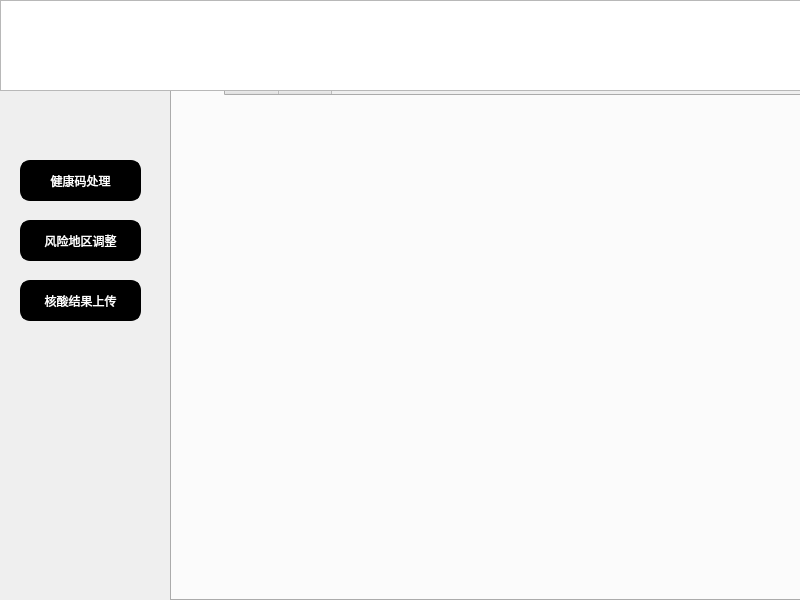
The window that manager.ui (sukiiiKotori/pymysql) describes before a commit, drawn with Qt 5.
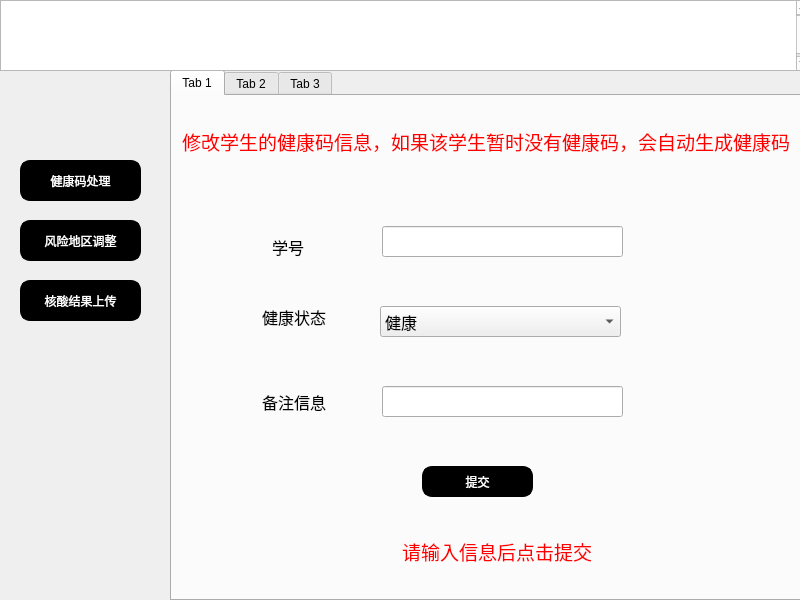
The same window after the commit.

What changed in the file:
```diff
--- a/manager.ui
+++ b/manager.ui
@@ -29,6 +29,203 @@
     <attribute name="title">
      <string>Tab 1</string>
     </attribute>
+    <widget class="QLabel" name="label_8">
+     <property name="geometry">
+      <rect>
+       <x>10</x>
+       <y>10</y>
+       <width>611</width>
+       <height>71</height>
+      </rect>
+     </property>
+     <property name="font">
+      <font>
+       <family>微软雅黑</family>
+       <pointsize>14</pointsize>
+      </font>
+     </property>
+     <property name="styleSheet">
+      <string notr="true">color: rgb(255, 0, 0);</string>
+     </property>
+     <property name="text">
+      <string>修改学生的健康码信息，如果该学生暂时没有健康码，会自动生成健康码</string>
+     </property>
+    </widget>
+    <widget class="QLineEdit" name="lineEdit_2">
+     <property name="geometry">
+      <rect>
+       <x>210</x>
+       <y>130</y>
+       <width>241</width>
+       <height>31</height>
+      </rect>
+     </property>
+     <property name="font">
+      <font>
+       <family>微软雅黑</family>
+       <pointsize>12</pointsize>
+      </font>
+     </property>
+    </widget>
+    <widget class="QLabel" name="label_9">
+     <property name="geometry">
+      <rect>
+       <x>100</x>
+       <y>140</y>
+       <width>61</width>
+       <height>21</height>
+      </rect>
+     </property>
+     <property name="font">
+      <font>
+       <family>微软雅黑</family>
+       <pointsize>12</pointsize>
+      </font>
+     </property>
+     <property name="text">
+      <string>学号</string>
+     </property>
+    </widget>
+    <widget class="QComboBox" name="comboBox_2">
+     <property name="geometry">
+      <rect>
+       <x>208</x>
+       <y>210</y>
+       <width>241</width>
+       <height>31</height>
+      </rect>
+     </property>
+     <property name="font">
+      <font>
+       <family>微软雅黑</family>
+       <pointsize>12</pointsize>
+      </font>
+     </property>
+     <item>
+      <property name="text">
+       <string>健康</string>
+      </property>
+     </item>
+     <item>
+      <property name="text">
+       <string>存疑</string>
+      </property>
+     </item>
+     <item>
+      <property name="text">
+       <string>患病</string>
+      </property>
+     </item>
+    </widget>
+    <widget class="QLabel" name="label_10">
+     <property name="geometry">
+      <rect>
+       <x>90</x>
+       <y>210</y>
+       <width>81</width>
+       <height>21</height>
+      </rect>
+     </property>
+     <property name="font">
+      <font>
+       <family>微软雅黑</family>
+       <pointsize>12</pointsize>
+      </font>
+     </property>
+     <property name="text">
+      <string>健康状态</string>
+     </property>
+    </widget>
+    <widget class="QLabel" name="label_11">
+     <property name="geometry">
+      <rect>
+       <x>90</x>
+       <y>290</y>
+       <width>81</width>
+       <height>31</height>
+      </rect>
+     </property>
+     <property name="font">
+      <font>
+       <family>微软雅黑</family>
+       <pointsize>12</pointsize>
+      </font>
+     </property>
+     <property name="text">
+      <string>备注信息</string>
+     </property>
+    </widget>
+    <widget class="QPushButton" name="button7">
+     <property name="geometry">
+      <rect>
+       <x>250</x>
+       <y>370</y>
+       <width>111</width>
+       <height>31</height>
+      </rect>
+     </property>
+     <property name="styleSheet">
+      <string notr="true">QPushButton{
+	font: 12pt &quot;微软雅黑&quot;;
+	
+	background-color: rgb(0, 0, 0);
+	color: rgb(255, 255, 255);
+	border: 3px solid rgb(0,0,0);
+	border-radius:10px
+}
+QPushButton:hover{
+	
+	color: rgb(0, 0, 0);
+	background-color: rgb(255, 255, 255);
+}
+QPushButton:pressed{
+	padding-top:5px;
+	padding-left:5px
+}
+</string>
+     </property>
+     <property name="text">
+      <string>提交</string>
+     </property>
+    </widget>
+    <widget class="QLineEdit" name="lineEdit_3">
+     <property name="geometry">
+      <rect>
+       <x>210</x>
+       <y>290</y>
+       <width>241</width>
+       <height>31</height>
+      </rect>
+     </property>
+     <property name="font">
+      <font>
+       <family>微软雅黑</family>
+       <pointsize>12</pointsize>
+      </font>
+     </property>
+    </widget>
+    <widget class="QLabel" name="label_12">
+     <property name="geometry">
+      <rect>
+       <x>230</x>
+       <y>420</y>
+       <width>241</width>
+       <height>71</height>
+      </rect>
+     </property>
+     <property name="font">
+      <font>
+       <family>微软雅黑</family>
+       <pointsize>14</pointsize>
+      </font>
+     </property>
+     <property name="styleSheet">
+      <string notr="true">color: rgb(255, 0, 0);</string>
+     </property>
+     <property name="text">
+      <string>请输入信息后点击提交</string>
+     </property>
+    </widget>
    </widget>
    <widget class="QWidget" name="tab_2">
     <attribute name="title">
@@ -521,7 +718,7 @@
      <x>0</x>
      <y>0</y>
      <width>811</width>
-     <height>91</height>
+     <height>71</height>
     </rect>
    </property>
    <property name="font">
```
